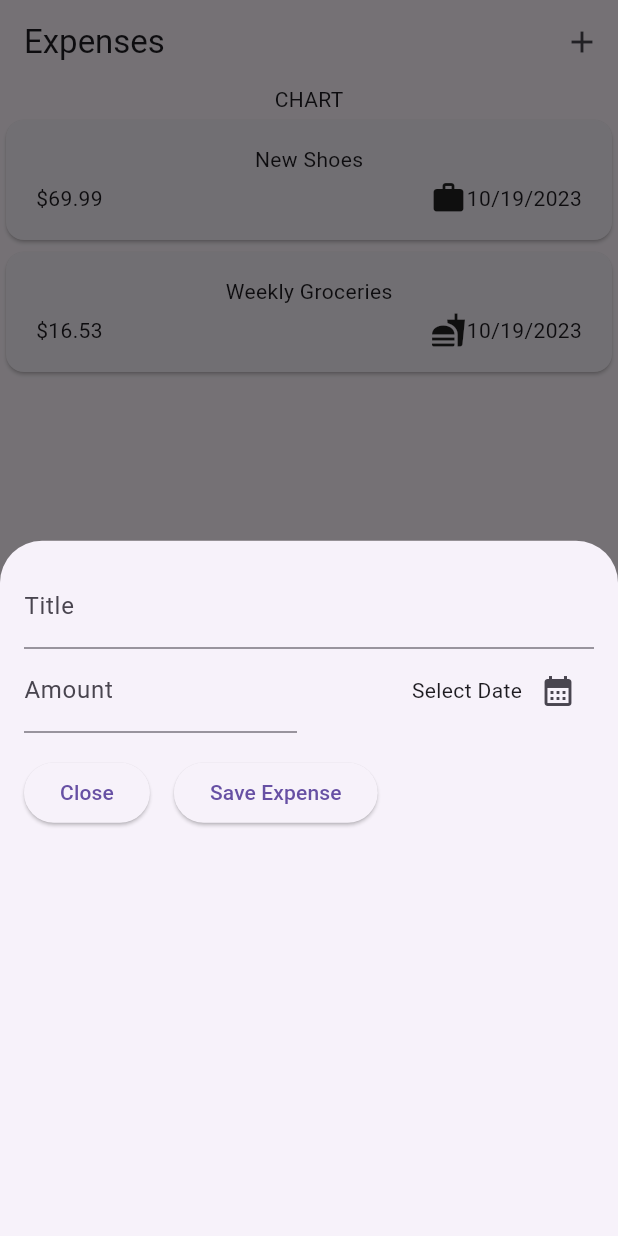
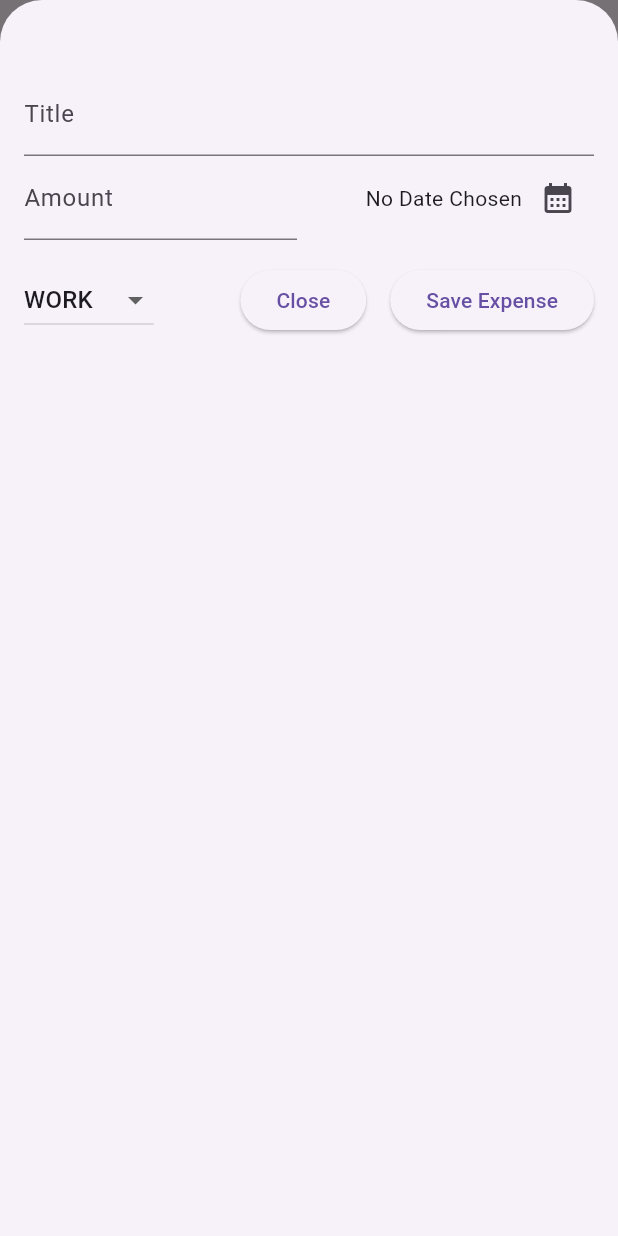
Before and after one commit to yasser942/expense_tracker, a Flutter app: the screen it shows after launch, after a tap on the "add" icon, on a phone screen of 412 x 824 dp. Run offline on Flutter 3.47's test engine with Material 2 defaults, Android fonts, the phone set to English and light mode, and no system bars.

Commit message:
Add ,Remove item from list

```diff
--- a/lib/widgets/expenses.dart
+++ b/lib/widgets/expenses.dart
@@ -2,6 +2,7 @@ import 'package:expense_tracker/widgets/expenses_list/expenses_list.dart';
 import 'package:expense_tracker/models/expense.dart';
 import 'package:expense_tracker/widgets/new_expense.dart';
 import 'package:flutter/material.dart';
+
 class Expenses extends StatefulWidget {
   const Expenses({Key? key}) : super(key: key);
 
@@ -15,24 +16,37 @@ class _ExpensesState extends State<Expenses> {
         title: 'New Shoes',
         amount: 69.99,
         date: DateTime.now(),
-      category: Category.work
-    ),
+        category: Category.work),
     Expense(
         title: 'Weekly Groceries',
         amount: 16.53,
         date: DateTime.now(),
-      category: Category.food
-    ),
+        category: Category.food),
   ];
-
-  void _openAddExpenseOverlay(){
-    showModalBottomSheet(context: context, builder: (ctx){
-      return const NewExpense();
+  void _addExpense(Expense expense) {
+    setState(() {
+      _registeredExpenses.add(expense);
     });
   }
+
+  void _removeExpense(Expense expense) {
+    setState(() {
+      _registeredExpenses.remove(expense);
+    });
+  }
+
+  void _openAddExpenseOverlay() {
+    showModalBottomSheet(
+        isScrollControlled: true,
+        context: context,
+        builder: (ctx) {
+          return NewExpense(onAddExpense: _addExpense);
+        });
+  }
+
   @override
   Widget build(BuildContext context) {
-    return  Scaffold(
+    return Scaffold(
         appBar: AppBar(
           title: const Text('Expenses'),
           actions: [
@@ -45,9 +59,12 @@ class _ExpensesState extends State<Expenses> {
         body: Column(
           children: [
             const Text('CHART'),
-          Expanded(child: ExpensesList(expenses: _registeredExpenses)),
+            Expanded(
+                child: ExpensesList(
+              expenses: _registeredExpenses,
+              onRemoveExpense: _removeExpense,
+            )),
           ],
-      )
-    );
+        ));
   }
 }
--- a/lib/widgets/expenses_list/expense_item.dart
+++ b/lib/widgets/expenses_list/expense_item.dart
@@ -21,7 +21,7 @@ class ExpenseItem extends StatelessWidget {
                 const Spacer(),
                 Row(
                   children: [
-                     Icon(categoryIcons[expense.category]),
+                    Icon(categoryIcons[expense.category]),
                     const SizedBox(
                       height: 8,
                     ),
--- a/lib/widgets/expenses_list/expenses_list.dart
+++ b/lib/widgets/expenses_list/expenses_list.dart
@@ -1,11 +1,24 @@
 import 'package:expense_tracker/models/expense.dart';
 import 'package:expense_tracker/widgets/expenses_list/expense_item.dart';
 import 'package:flutter/material.dart';
+
 class ExpensesList extends StatelessWidget {
-  const ExpensesList({Key? key ,required this.expenses}) : super(key: key);
+  const ExpensesList(
+      {Key? key, required this.expenses, required this.onRemoveExpense})
+      : super(key: key);
   final List<Expense> expenses;
+  final Function(Expense expense) onRemoveExpense;
   @override
   Widget build(BuildContext context) {
-    return ListView.builder(itemCount: expenses.length,itemBuilder: (ctx,index)=>ExpenseItem(expenses[index]),);
+    return ListView.builder(
+      itemCount: expenses.length,
+      itemBuilder: (ctx, index) => Dismissible(
+        key: ValueKey(expenses[index]),
+        onDismissed: (direction) {
+          onRemoveExpense(expenses[index]);
+        },
+        child: ExpenseItem(expenses[index]),
+      ),
+    );
   }
 }
--- a/lib/widgets/new_expense.dart
+++ b/lib/widgets/new_expense.dart
@@ -1,7 +1,9 @@
 import 'package:flutter/material.dart';
+import 'package:expense_tracker/models/expense.dart';
 
 class NewExpense extends StatefulWidget {
-  const NewExpense({Key? key}) : super(key: key);
+  const NewExpense({Key? key, required this.onAddExpense}) : super(key: key);
+  final Function onAddExpense;
 
   @override
   State<NewExpense> createState() => _NewExpenseState();
@@ -10,9 +12,51 @@ class NewExpense extends StatefulWidget {
 class _NewExpenseState extends State<NewExpense> {
   final _titleController = TextEditingController();
   final _amountController = TextEditingController();
+  DateTime? _selectedDate;
+  Category _selectedCategory = Category.work;
 
-  void _presentDatePicker(){
-    showDatePicker(context: context, initialDate: DateTime.now(), firstDate: DateTime(2021), lastDate: DateTime.now());
+  void _submitExpenseData() {
+    final enteredAmount = double.tryParse(_amountController.text);
+    final isInvalidAmount = enteredAmount == null || enteredAmount <= 0;
+    if (_titleController.text.trim().isEmpty ||
+        isInvalidAmount ||
+        _selectedDate == null) {
+      showDialog(
+          context: context,
+          builder: (ctx) {
+            return AlertDialog(
+              title: const Text('Invalid Input'),
+              content: const Text('Please fill all the fields'),
+              actions: [
+                TextButton(
+                    onPressed: () {
+                      Navigator.pop(context);
+                    },
+                    child: const Text('Okay'))
+              ],
+            );
+          });
+      return;
+    }
+    widget.onAddExpense(Expense(
+        title: _titleController.text,
+        amount: enteredAmount,
+        date: _selectedDate!,
+        category: _selectedCategory));
+    Navigator.pop(context);
+  }
+
+  void _presentDatePicker() async {
+    final now = DateTime.now();
+    final firstDate = DateTime(now.year - 1, now.month, now.day);
+    final pickedDate = await showDatePicker(
+        context: context,
+        initialDate: now,
+        firstDate: firstDate,
+        lastDate: now);
+    setState(() {
+      _selectedDate = pickedDate;
+    });
   }
 
   @override
@@ -21,36 +65,38 @@ class _NewExpenseState extends State<NewExpense> {
     _amountController.dispose();
     super.dispose();
   }
+
   @override
   Widget build(BuildContext context) {
-    return  Padding(
-      padding: EdgeInsets.all(16.0),
+    return Padding(
+      padding: const EdgeInsets.fromLTRB(16, 48, 16, 16),
       child: Column(children: [
         TextField(
           controller: _titleController,
           decoration: const InputDecoration(labelText: 'Title'),
         ),
         Row(
-
           children: [
             Expanded(
               child: TextField(
                 controller: _amountController,
                 keyboardType: TextInputType.number,
                 decoration: const InputDecoration(
-                    prefixText: '\$',
-                    labelText: 'Amount'),
+                    prefixText: '\$', labelText: 'Amount'),
               ),
             ),
             const SizedBox(width: 16),
             Expanded(
               child: Row(
-                mainAxisAlignment:MainAxisAlignment.end,
+                mainAxisAlignment: MainAxisAlignment.end,
                 crossAxisAlignment: CrossAxisAlignment.center,
                 children: [
-                  const Text("Select Date"),
-                  IconButton(onPressed: _presentDatePicker,
-                    icon:const Icon(Icons.calendar_month),
+                  Text(_selectedDate == null
+                      ? 'No Date Chosen'
+                      : formatter.format(_selectedDate!)),
+                  IconButton(
+                    onPressed: _presentDatePicker,
+                    icon: const Icon(Icons.calendar_month),
                   ),
                 ],
               ),
@@ -60,13 +106,31 @@ class _NewExpenseState extends State<NewExpense> {
         const SizedBox(height: 16),
         Row(
           children: [
-            ElevatedButton(onPressed: (){
-              Navigator.pop(context);
-            }, child: Text('Close')),
+            DropdownButton(
+                value: _selectedCategory,
+                items: Category.values
+                    .map((item) => DropdownMenuItem(
+                        value: item, child: Text(item.name.toUpperCase())))
+                    .toList(),
+                onChanged: (value) {
+                  setState(() {
+                    if (value == null) {
+                      return;
+                    } else {
+                      _selectedCategory = value;
+                    }
+                  });
+                }),
+            const Spacer(),
+            ElevatedButton(
+                onPressed: () {
+                  Navigator.pop(context);
+                },
+                child: Text('Close')),
             const SizedBox(width: 16),
-            ElevatedButton(onPressed:(){
-              print(_titleController.text);
-            } , child: const Text('Save Expense')),
+            ElevatedButton(
+                onPressed: _submitExpenseData,
+                child: const Text('Save Expense')),
           ],
         )
       ]),
```
Also changed, not shown: lib/main.dart (+4 -3 lines), lib/models/expense.dart (+4 -3 lines). Lines whose indentation alone changed are shown as unchanged.
